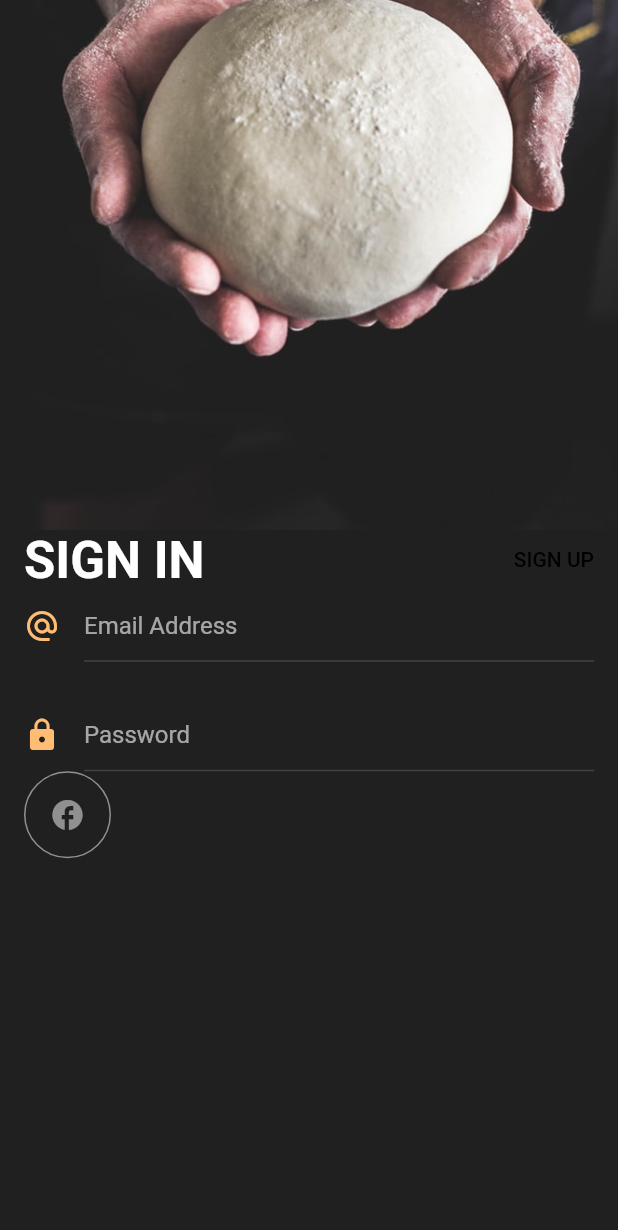
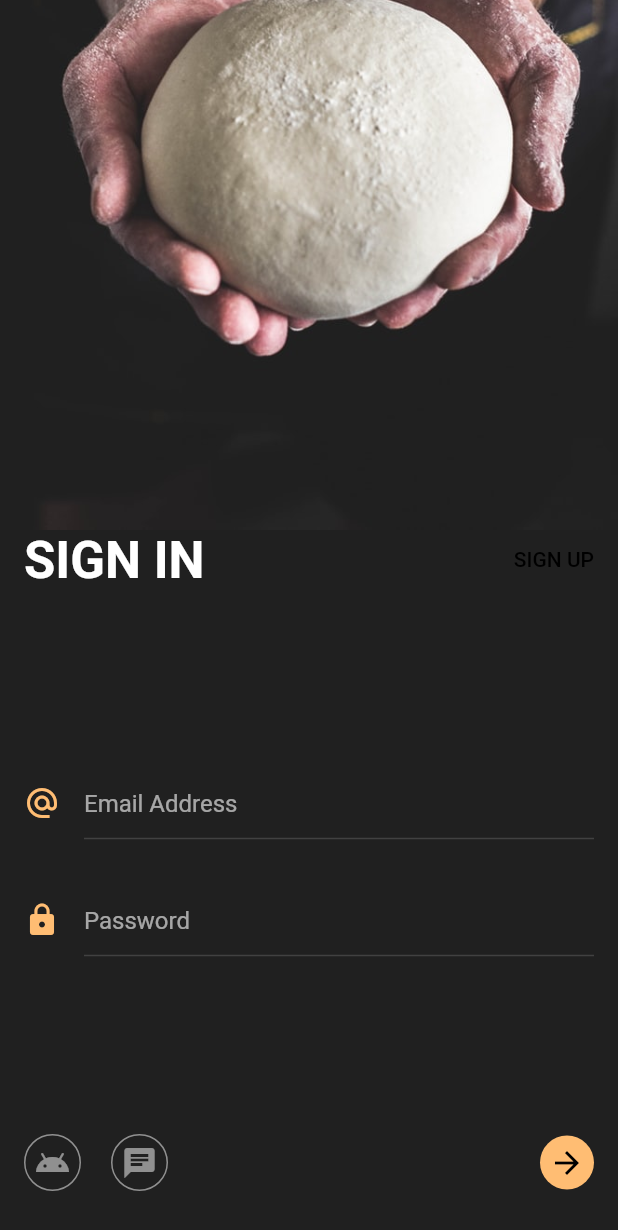
Before and after one commit to pablojavierjimenez/flt_tut_1_login_screen, a Flutter app: the screen it shows after launch, after a tap on "START LEARNINNG", on a phone screen of 412 x 824 dp. Shown: the top 1230 px of the screen. Run offline on Flutter 3.47's test engine with Material 2 defaults, Android fonts, the phone set to English and light mode, and no system bars.

Commit message:
de 12:18min a 14:00min

```diff
--- a/lib/signin_screen.dart
+++ b/lib/signin_screen.dart
@@ -38,8 +38,9 @@ class SignInScreen extends StatelessWidget {
                       )
                     ],
                   ),
+                  Spacer(),
                   Padding(
-                    padding: const EdgeInsets.only(bottom: 25),
+                    padding: const EdgeInsets.only(bottom: 30),
                     child: Row(
                       crossAxisAlignment: CrossAxisAlignment.center,
                       children: <Widget>[
@@ -79,10 +80,13 @@ class SignInScreen extends StatelessWidget {
                       )
                     ],
                   ),
-                  Row(
+                  Spacer(),
+                  Padding(
+                    padding: const EdgeInsets.only(bottom: 30),
+                    child: Row(
                       children: <Widget>[
                         Container(
-                        padding: EdgeInsets.all(16),
+                          padding: EdgeInsets.all(6),
                           decoration: BoxDecoration(
                             shape: BoxShape.circle,
                             border: Border.all(
@@ -90,11 +94,40 @@ class SignInScreen extends StatelessWidget {
                             ),
                           ),
                           child: Icon(
-                          Icons.facebook,
+                            Icons.android,
                             color: Colors.white.withOpacity(.5),
+                          ),
+                        ),
+                        SizedBox(
+                          width: 20,
+                        ),
+                        Container(
+                          padding: EdgeInsets.all(6),
+                          decoration: BoxDecoration(
+                            shape: BoxShape.circle,
+                            border: Border.all(
+                              color: Colors.white.withOpacity(.5),
+                            ),
+                          ),
+                          child: Icon(
+                            Icons.chat,
+                            color: Colors.white.withOpacity(.5),
+                          ),
+                        ),
+                        Spacer(),
+                        Container(
+                          padding: EdgeInsets.all(6),
+                          decoration: BoxDecoration(
+                            shape: BoxShape.circle,
+                            color: kPrimaryColor,
+                          ),
+                          child: Icon(
+                            Icons.arrow_forward,
+                            color: Colors.black,
                           ),
                         )
                       ],
+                    ),
                   ),
                 ],
               ),
```
Lines whose indentation alone changed are shown as unchanged.
